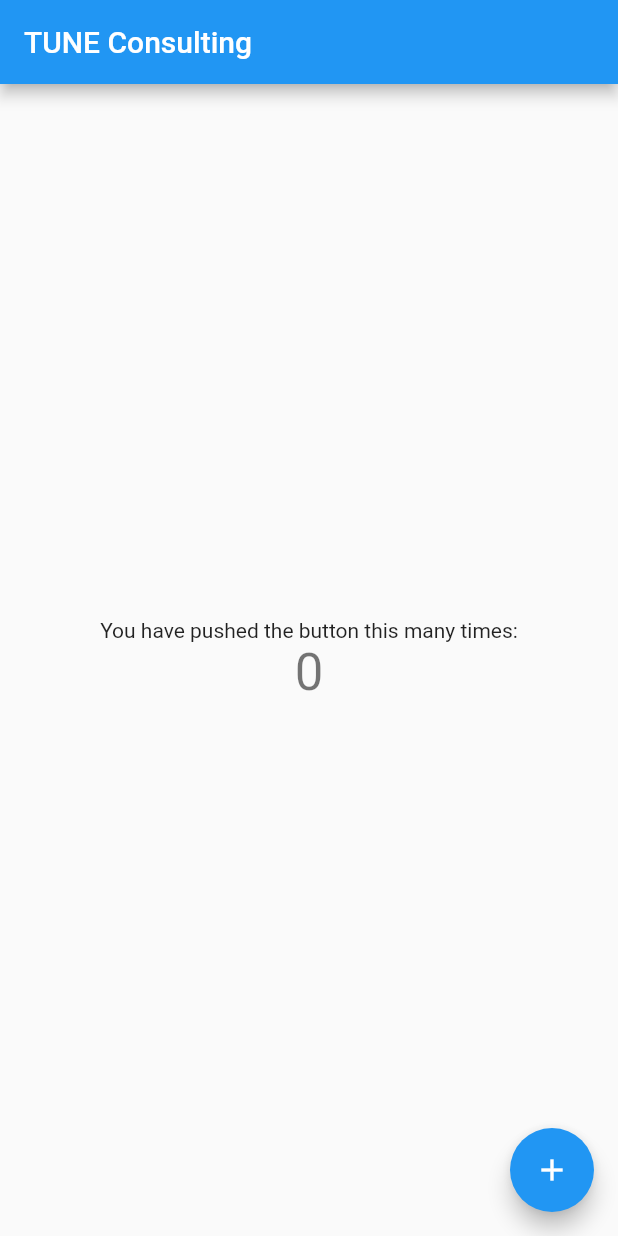
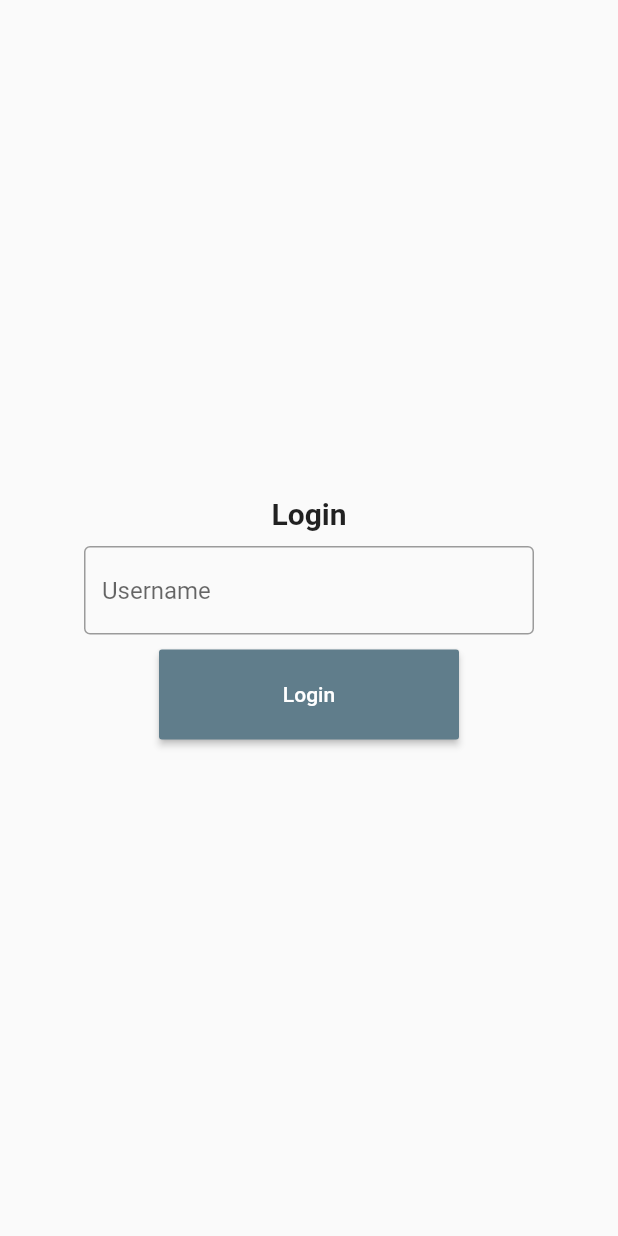
Before and after one commit to abbos2101/web_demo_app, a Flutter app: the screen it shows after launch, on a phone screen of 412 x 824 dp. Run offline on Flutter 3.47's test engine with Material 2 defaults, Android fonts, the phone set to English and light mode, and no system bars.

Commit message:
new dizayn

```diff
--- a/lib/main.dart
+++ b/lib/main.dart
@@ -1,4 +1,5 @@
 import 'package:flutter/material.dart';
+import 'screen/login/login_screen.dart';
 
 void main() {
   runApp(MyApp());
@@ -10,54 +11,7 @@
     return MaterialApp(
       title: 'Flutter Demo',
       theme: ThemeData(primarySwatch: Colors.blue),
-      home: MyHomePage(title: 'TUNE Consulting'),
+      home: LoginScreen.screen(),
     );
   }
 }
-
-class MyHomePage extends StatefulWidget {
-  MyHomePage({Key key, this.title}) : super(key: key);
-
-  final String title;
-
-  @override
-  _MyHomePageState createState() => _MyHomePageState();
-}
-
-class _MyHomePageState extends State<MyHomePage> {
-  int _counter = 0;
-
-  void _incrementCounter() {
-    setState(() {
-      _counter++;
-    });
-  }
-
-  @override
-  Widget build(BuildContext context) {
-    return Scaffold(
-      appBar: AppBar(
-        title: Text(widget.title),
-      ),
-      body: Center(
-        child: Column(
-          mainAxisAlignment: MainAxisAlignment.center,
-          children: <Widget>[
-            Text(
-              'You have pushed the button this many times:',
-            ),
-            Text(
-              '$_counter',
-              style: Theme.of(context).textTheme.headline4,
-            ),
-          ],
-        ),
-      ),
-      floatingActionButton: FloatingActionButton(
-        onPressed: _incrementCounter,
-        tooltip: 'Increment',
-        child: Icon(Icons.add),
-      ), // This trailing comma makes auto-formatting nicer for build methods.
-    );
-  }
-}
--- /dev/null
+++ b/lib/screen/content/content_screen.dart
@@ -0,0 +1,33 @@
+import 'package:flutter/material.dart';
+
+class ContentScreen extends StatefulWidget {
+  static MaterialPageRoute route(String name) =>
+      MaterialPageRoute(builder: (_) => screen(name));
+
+  static Widget screen(String name) => ContentScreen(name);
+
+  final String name;
+
+  ContentScreen(this.name);
+
+  @override
+  _ContentScreenState createState() => _ContentScreenState();
+}
+
+class _ContentScreenState extends State<ContentScreen> {
+  @override
+  Widget build(BuildContext context) {
+    return Scaffold(
+      appBar: AppBar(
+        backgroundColor: Colors.redAccent,
+        title: Text("Web - Demo"),
+      ),
+      body: Center(
+        child: Text(
+          "Salom ${widget.name}",
+          style: TextStyle(fontSize: 40),
+        ),
+      ),
+    );
+  }
+}
--- /dev/null
+++ b/lib/screen/login/login_screen.dart
@@ -0,0 +1,57 @@
+import 'package:flutter/material.dart';
+import 'package:web_demo_app/screen/content/content_screen.dart';
+
+class LoginScreen extends StatefulWidget {
+  static MaterialPageRoute route() =>
+      MaterialPageRoute(builder: (_) => screen());
+
+  static Widget screen() => LoginScreen();
+
+  @override
+  _LoginScreenState createState() => _LoginScreenState();
+}
+
+class _LoginScreenState extends State<LoginScreen> {
+  final TextEditingController controller = TextEditingController();
+
+  @override
+  Widget build(BuildContext context) {
+    return Scaffold(
+      body: Center(
+        child: SizedBox(
+          width: 300,
+          child: Column(
+            mainAxisSize: MainAxisSize.min,
+            children: [
+              Text(
+                "Login",
+                style: TextStyle(fontWeight: FontWeight.bold, fontSize: 20),
+              ),
+              SizedBox(height: 10),
+              TextField(
+                controller: controller,
+                decoration: InputDecoration(
+                  hintText: "Username",
+                  border: OutlineInputBorder(),
+                ),
+              ),
+              SizedBox(height: 10),
+              MaterialButton(
+                minWidth: 200,
+                height: 60,
+                child: Text(
+                  "Login",
+                  style: TextStyle(color: Colors.white),
+                ),
+                color: Colors.blueGrey,
+                onPressed: () {
+                  Navigator.push(context, ContentScreen.route(controller.text));
+                },
+              ),
+            ],
+          ),
+        ),
+      ),
+    );
+  }
+}
```
